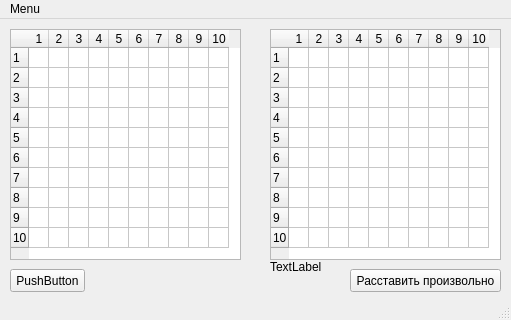
First picture: the form in mainwindow.ui, repository Sergio1C/Sea-game-qt-forms-, before the edit.
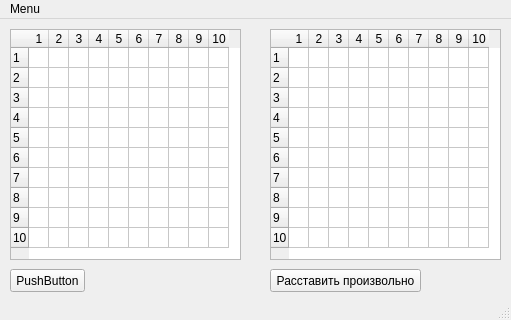
Second picture: the form after the edit.

What changed in the file:
```diff
--- a/mainwindow.ui
+++ b/mainwindow.ui
@@ -14,19 +14,6 @@
    <string>&quot;Sea battle&quot;</string>
   </property>
   <widget class="QWidget" name="centralwidget">
-   <widget class="QLabel" name="labelRight">
-    <property name="geometry">
-     <rect>
-      <x>270</x>
-      <y>240</y>
-      <width>231</width>
-      <height>16</height>
-     </rect>
-    </property>
-    <property name="text">
-     <string>TextLabel</string>
-    </property>
-   </widget>
    <widget class="QTableWidget" name="tableWidgetRight">
     <property name="enabled">
      <bool>true</bool>
@@ -296,7 +283,7 @@
    <widget class="QPushButton" name="pushButtonRight">
     <property name="geometry">
      <rect>
-      <x>350</x>
+      <x>270</x>
       <y>250</y>
       <width>151</width>
       <height>23</height>
```
Left out of the diff: 3 changed lines with no effect on the pictures.
